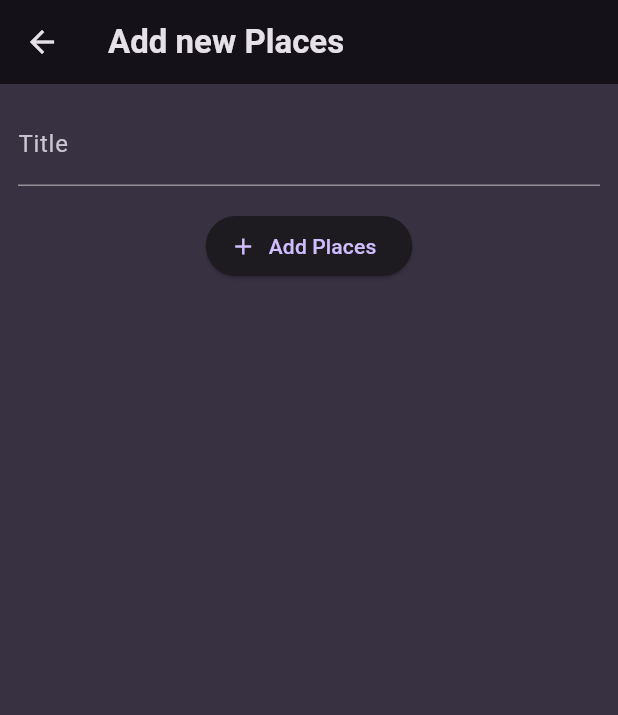
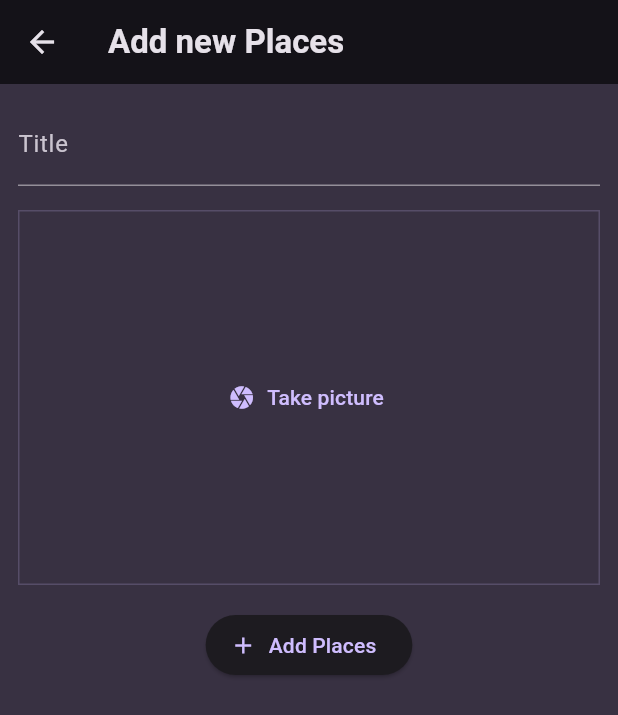
Before and after one commit to vaishali-mukati/My_favorite_places, a Flutter app: the PlacesScreen screen opened directly, after a tap on the "add" icon, on a phone screen of 412 x 824 dp. Shown: the top 715 px of the screen. Run offline on Flutter 3.47's test engine with Material 3 defaults, Android fonts, the phone set to English and light mode, and no system bars; our stand-ins replace flutter_riverpod, google_fonts.

Commit message:
setup image input

```diff
--- a/lib/provider/user_provider.dart
+++ b/lib/provider/user_provider.dart
@@ -6,5 +6,10 @@ class UserPlaceNotifire extends StateNotifier<List<Place>> {
 
   void addPlace(String title) {
     final newPlace = Place(title: title);
+    state = [newPlace, ...state];
   }
 }
+
+final userPlacesProvider =
+    StateNotifierProvider<UserPlaceNotifire, List<Place>>(
+        (ref) => UserPlaceNotifire());
--- a/lib/screen/add_screen.dart
+++ b/lib/screen/add_screen.dart
@@ -1,14 +1,26 @@
+import 'package:favorite_places/provider/user_provider.dart';
+import 'package:favorite_places/widget/image_input.dart';
 import 'package:flutter/material.dart';
+import 'package:flutter_riverpod/flutter_riverpod.dart';
 
-class AddPlaceScreen extends StatefulWidget {
+class AddPlaceScreen extends ConsumerStatefulWidget {
   const AddPlaceScreen({super.key});
 
   @override
-  State<AddPlaceScreen> createState() => _AddPlaceScreenState();
+  ConsumerState<AddPlaceScreen> createState() => _AddPlaceScreenState();
 }
 
-class _AddPlaceScreenState extends State<AddPlaceScreen> {
+class _AddPlaceScreenState extends ConsumerState<AddPlaceScreen> {
   final _titleController = TextEditingController();
+
+  void _savePlace() {
+    final enterdtext = _titleController.text;
+    if (enterdtext.isEmpty) {
+      return;
+    }
+    ref.read(userPlacesProvider.notifier).addPlace(enterdtext);
+    Navigator.of(context).pop();
+  }
 
   @override
   void dispose() {
@@ -35,8 +47,12 @@ class _AddPlaceScreenState extends State<AddPlaceScreen> {
             const SizedBox(
               height: 16,
             ),
+            ImageInput(),
+            const SizedBox(
+              height: 16,
+            ),
             ElevatedButton.icon(
-                onPressed: () {},
+                onPressed: _savePlace,
                 icon: const Icon(Icons.add),
                 label: const Text('Add Places'))
           ],
--- a/lib/screen/places.dart
+++ b/lib/screen/places.dart
@@ -1,12 +1,16 @@
+import 'package:favorite_places/provider/user_provider.dart';
 import 'package:favorite_places/screen/add_screen.dart';
 import 'package:favorite_places/widget/places_list.dart';
 import 'package:flutter/material.dart';
+import 'package:flutter_riverpod/flutter_riverpod.dart';
 
-class PlacesScreen extends StatelessWidget {
+class PlacesScreen extends ConsumerWidget {
   const PlacesScreen({super.key});
 
   @override
-  Widget build(BuildContext context) {
+  Widget build(BuildContext context, WidgetRef ref) {
+    final userPlace = ref.watch(userPlacesProvider);
+
     return Scaffold(
       appBar: AppBar(
         title: const Text('Your Places'),
@@ -20,8 +24,8 @@ class PlacesScreen extends StatelessWidget {
               icon: const Icon(Icons.add)),
         ],
       ),
-      body: const PlacesList(
-        places: [],
+      body: PlacesList(
+        places: userPlace,
       ),
     );
   }
--- /dev/null
+++ b/lib/widget/image_input.dart
@@ -0,0 +1,28 @@
+import 'package:flutter/material.dart';
+
+class ImageInput extends StatefulWidget {
+  const ImageInput({Key? key}) : super(key: key);
+
+  @override
+  State<ImageInput> createState() => _ImageInputState();
+}
+
+class _ImageInputState extends State<ImageInput> {
+  @override
+  Widget build(BuildContext context) {
+    return Container(
+      decoration: BoxDecoration(
+          border: Border.all(
+              width: 1,
+              color: Theme.of(context).colorScheme.primary.withOpacity(0.2))),
+      height: 250,
+      width: double.infinity,
+      alignment: Alignment.center,
+      child: TextButton.icon(
+        icon: const Icon(Icons.camera),
+        label: const Text('Take picture'),
+        onPressed: () {},
+      ),
+    );
+  }
+}
```
Also changed, not shown: lib/main.dart (+6 -3 lines), lib/screen/places_detail.dart (added, +25 -0 lines), lib/widget/places_list.dart (+7 -0 lines).
